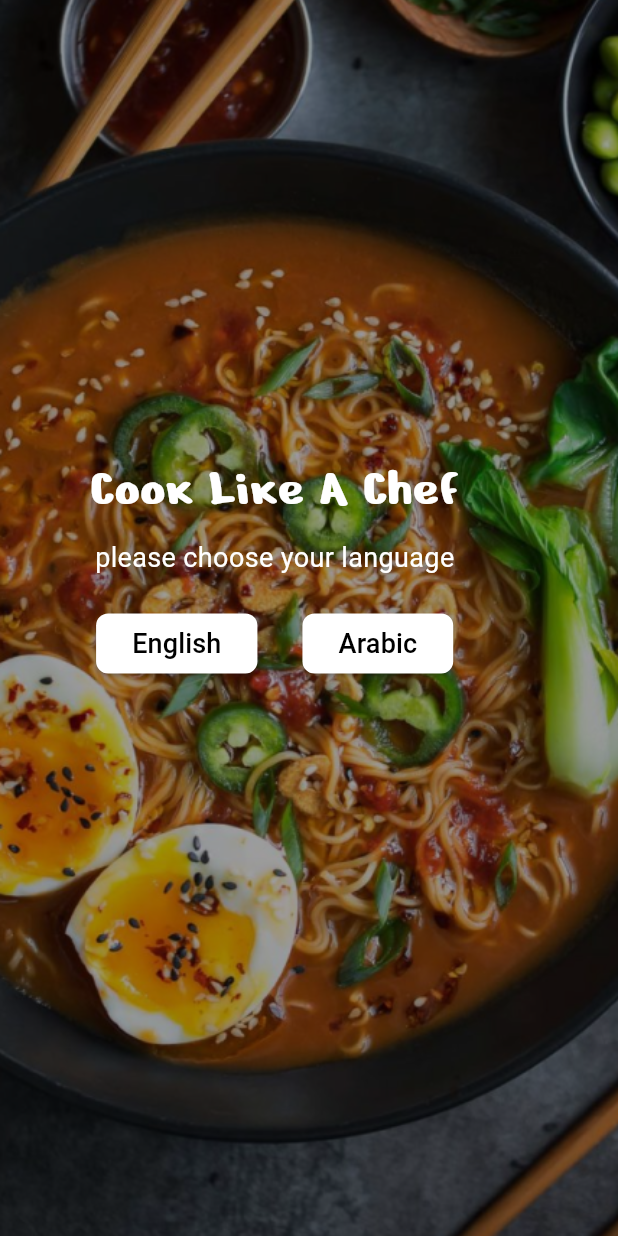
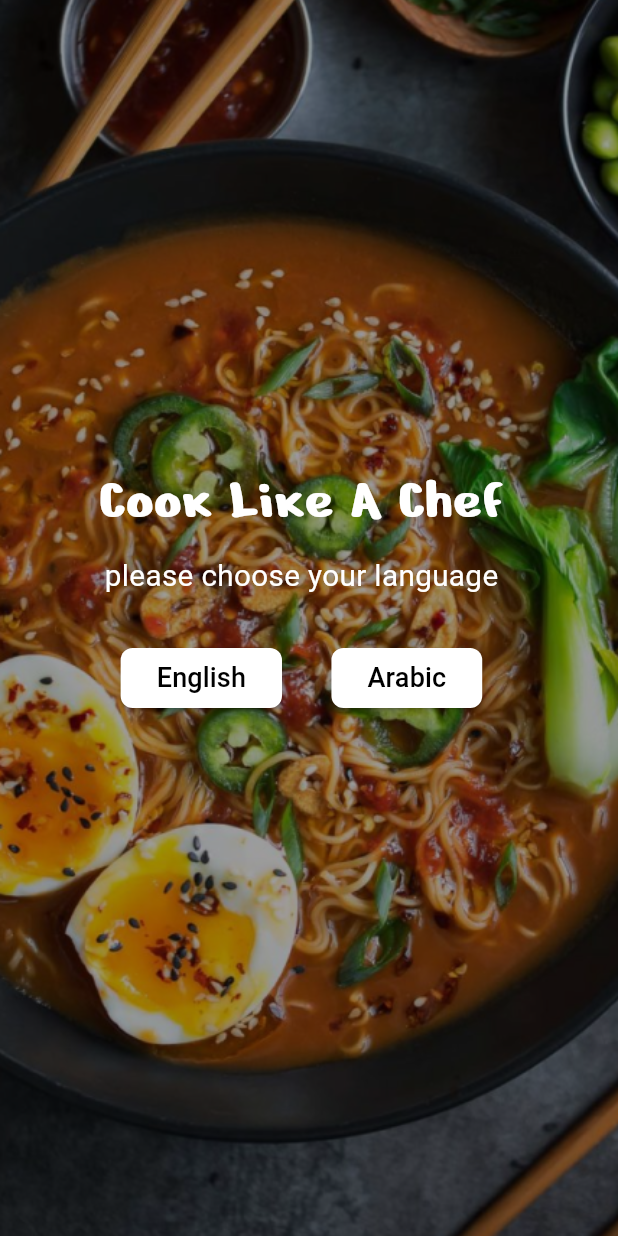
Before and after one commit to EmanAshraf2002/chef_app, a Flutter app: the screen it shows after launch, on a phone screen of 412 x 824 dp. Run offline on Flutter 3.47's test engine with Material 3 defaults, Android fonts, the light colour scheme and no system bars; our stand-ins replace dio, flutter_screenutil, shared_preferences.

Commit message:
splash ui done

```diff
--- a/lib/app/app.dart
+++ b/lib/app/app.dart
@@ -3,16 +3,21 @@ import 'package:chef_app/core/routes/app_routes.dart';
 import 'package:chef_app/features/splash/presentaion/views/splash_screen.dart';
 import 'package:chef_app/features/splash/presentaion/views/welcom_screen.dart';
 import 'package:flutter/material.dart';
+import 'package:flutter_screenutil/flutter_screenutil.dart';
 
 class MyApp extends StatelessWidget {
   const MyApp({super.key});
 
   @override
   Widget build(BuildContext context) {
-    return const MaterialApp(
-     debugShowCheckedModeBanner: false,
-     initialRoute: Routes.splashScreen,
-     onGenerateRoute: AppRouter.onGenerateRoute,
+    return ScreenUtilInit (
+      designSize:const Size(375,812),
+      builder:(context,child) =>
+      const MaterialApp(
+        debugShowCheckedModeBanner: false,
+        initialRoute: Routes.splashScreen,
+        onGenerateRoute: AppRouter.onGenerateRoute,
+      ),
     );
   }
 }
--- a/lib/core/utilis/app_colors.dart
+++ b/lib/core/utilis/app_colors.dart
@@ -3,7 +3,7 @@ import 'dart:ui';
 class AppColors{
 
 
-  static const Color primary= Color(0xffEB5757);
+  static const Color primary= Color(0xffff9933);
   static const Color white= Color(0xffFFFFFF);
   static const Color black= Color(0xff000000);
 
--- /dev/null
+++ b/lib/core/utilis/commons.dart
@@ -0,0 +1,5 @@
+import 'package:flutter/cupertino.dart';
+
+void navigate({required BuildContext context ,required String route ,dynamic arg}){
+  Navigator.pushReplacementNamed(context,route,arguments: arg);
+}
--- a/lib/features/splash/presentaion/views/welcom_screen.dart
+++ b/lib/features/splash/presentaion/views/welcom_screen.dart
@@ -1,6 +1,7 @@
 import 'package:chef_app/core/utilis/app_assets.dart';
 import 'package:chef_app/core/widgets/custom_elevated_button.dart';
 import 'package:flutter/material.dart';
+import 'package:flutter_screenutil/flutter_screenutil.dart';
 
 class WelcomeScreen extends StatelessWidget {
   const WelcomeScreen({super.key});
@@ -20,11 +21,11 @@ class WelcomeScreen extends StatelessWidget {
               ),
             ),
           ),
-          const Positioned(
-            top: 300,
-            left: 60,
+            Positioned(
+            top: 300.h,
+            left: 60.w,
             child:
-              Column(
+            Column(
               crossAxisAlignment: CrossAxisAlignment.center,
               children: [
                Material(
@@ -32,23 +33,23 @@ class WelcomeScreen extends StatelessWidget {
                  child: Text("Cook Like A Chef",
                     style: TextStyle(
                      color: Colors.white,
-                     fontSize:36,
+                     fontSize:36.sp,
                      fontFamily: "NekroFont"
                  ),
                  ),
                ),
-                SizedBox(height: 8,),
+                SizedBox(height: 8.h,),
                 Material(
                   type: MaterialType.transparency,
                   child: Text("please choose your language",style: TextStyle(color: Colors.white,
-                  fontSize:18,)),
+                  fontSize:18.sp,)),
                 ),
-                SizedBox(height: 20,),
+                SizedBox(height: 30.h,),
                Row(
                  children: [
-                   CustomElevatedButton.CustomElevatedButton(buttonText: 'English',),
-                   SizedBox(width: 30,),
-                   CustomElevatedButton.CustomElevatedButton(buttonText: 'Arabic',)
+                   const CustomElevatedButton.CustomElevatedButton(buttonText: 'English',),
+                   SizedBox(width: 30.w,),
+                   const CustomElevatedButton.CustomElevatedButton(buttonText: 'Arabic',)
 
                  ],
                )
--- a/pubspec.yaml
+++ b/pubspec.yaml
@@ -38,6 +38,7 @@ dependencies:
   google_fonts: ^6.2.0
   shared_preferences:
   dio: ^5.4.2+1
+  flutter_screenutil: ^5.9.3
 
 dev_dependencies:
   flutter_test:
```
Also changed, not shown: lib/core/utilis/app_textStyles.dart (+23 -22 lines), lib/features/splash/presentaion/views/splash_screen.dart (+8 -4 lines), lib/core/database/api/dio_consumer.dart (line endings or trailing spaces), pubspec.lock.
